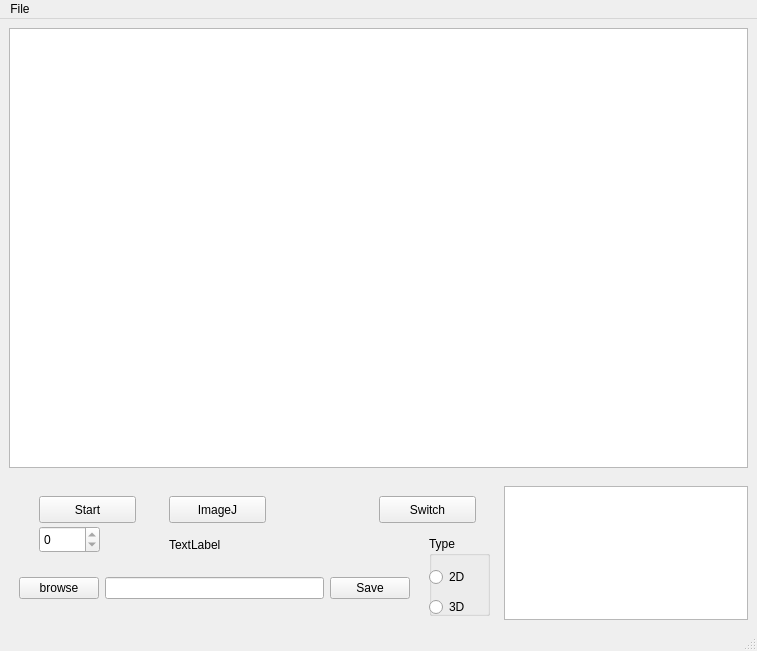
The window that front_window.ui (bernardokyotoku/oct) describes before a commit, drawn with Qt 5.
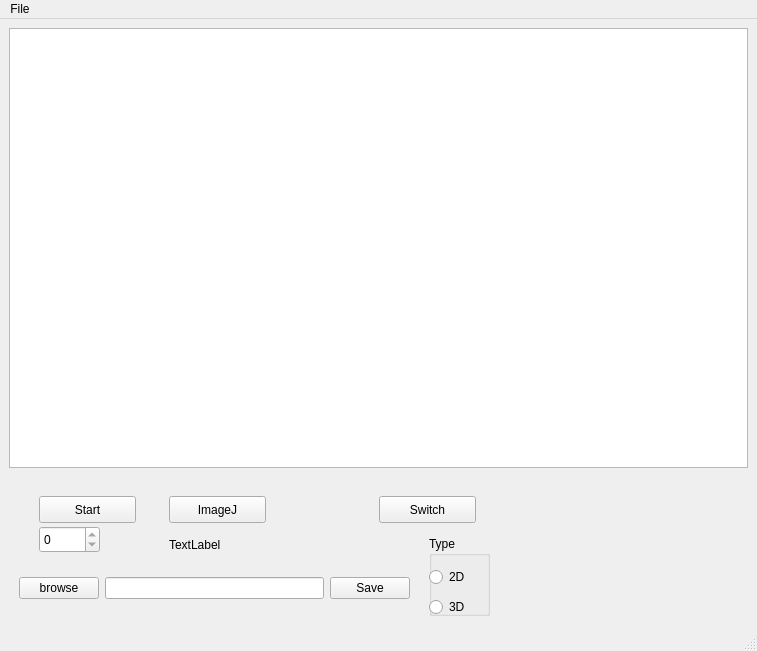
The same window after the commit.

What changed in the file:
```diff
--- a/front_window.ui
+++ b/front_window.ui
@@ -246,16 +246,6 @@
                </widget>
               </widget>
              </item>
-             <item>
-              <widget class="QGraphicsView" name="camera">
-               <property name="sizePolicy">
-                <sizepolicy hsizetype="Expanding" vsizetype="Expanding">
-                 <horstretch>1</horstretch>
-                 <verstretch>0</verstretch>
-                </sizepolicy>
-               </property>
-              </widget>
-             </item>
             </layout>
            </widget>
           </item>
```
Left out of the diff: 18 changed lines with no effect on the pictures.
